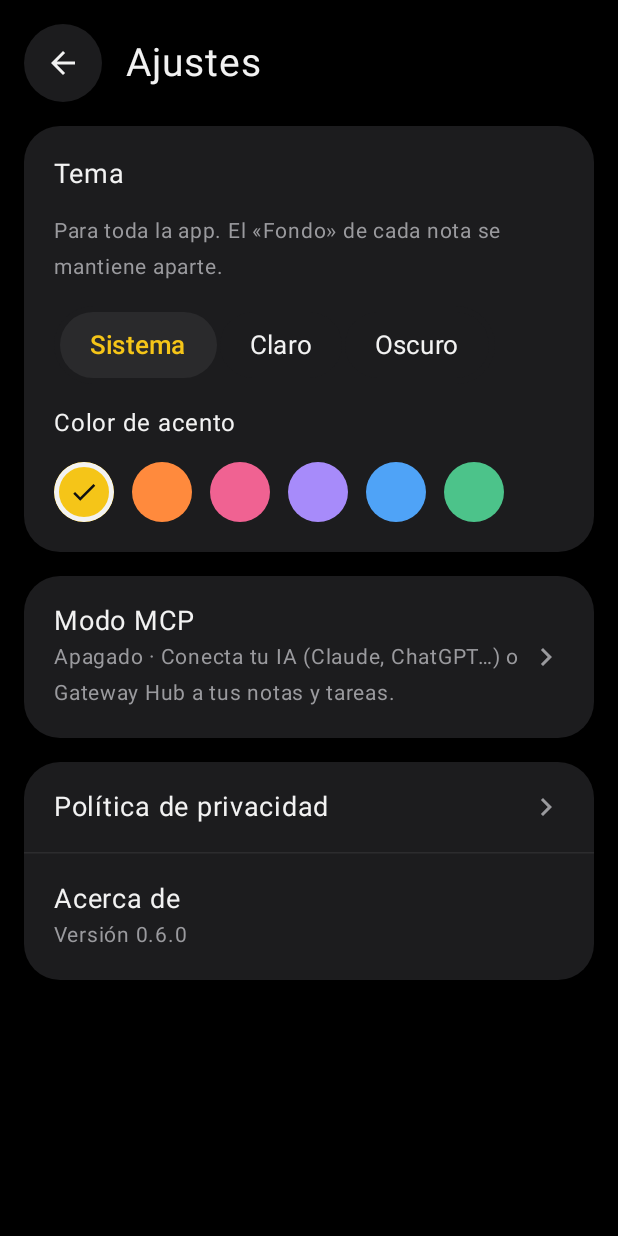
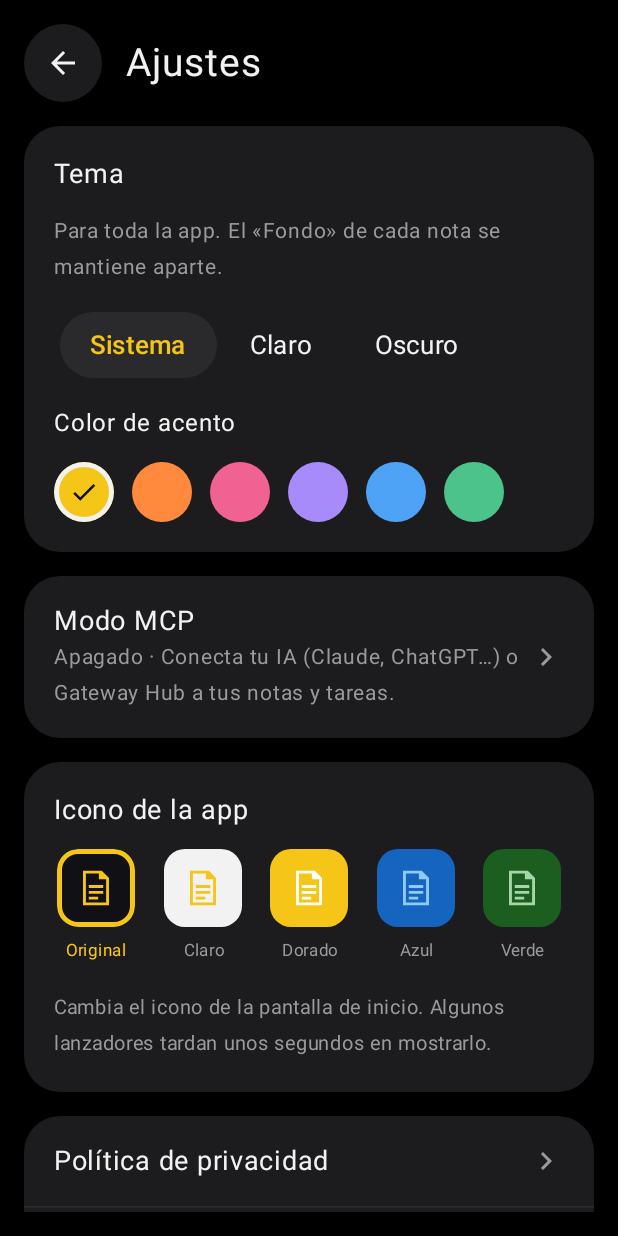
Before and after one commit to SiriusMagic/Notas.mcp, an Android app built with Jetpack Compose: the composable SettingsScreen shown on its own in the app's theme, on a phone screen of 412 x 824 dp. Run offline under Robolectric (Android 15) with nearby library versions, the phone set to English and light mode, and no system bars.

Commit message:
Conectar todas, herramientas para Lucía sin internet e icono a elegir (código; el APK sale con la versión)
Co-Authored-By: Claude Opus 5.5 <noreply@anthropic.com>
Claude-Session: https://claude.ai/code/session_01Sw3PuAAs1rErXYEhiBaEns

```diff
--- /dev/null
+++ b/android/app/src/main/java/com/zirakusa/notas/AppIcon.kt
@@ -0,0 +1,91 @@
+package com.zirakusa.notas
+
+import android.content.ComponentName
+import android.content.Context
+import android.content.pm.PackageManager
+import androidx.compose.foundation.Image
+import androidx.compose.foundation.background
+import androidx.compose.foundation.border
+import androidx.compose.foundation.clickable
+import androidx.compose.foundation.layout.Arrangement
+import androidx.compose.foundation.layout.Box
+import androidx.compose.foundation.layout.Column
+import androidx.compose.foundation.layout.Row
+import androidx.compose.foundation.layout.fillMaxWidth
+import androidx.compose.foundation.layout.padding
+import androidx.compose.foundation.layout.size
+import androidx.compose.foundation.shape.RoundedCornerShape
+import androidx.compose.material3.Text
+import androidx.compose.runtime.Composable
+import androidx.compose.runtime.getValue
+import androidx.compose.runtime.mutableStateOf
+import androidx.compose.runtime.setValue
+import androidx.compose.ui.Alignment
+import androidx.compose.ui.Modifier
+import androidx.compose.ui.draw.clip
+import androidx.compose.ui.graphics.Color
+import androidx.compose.ui.platform.LocalContext
+import androidx.compose.ui.res.painterResource
+import androidx.compose.ui.res.stringResource
+import androidx.compose.ui.text.style.TextAlign
+import androidx.compose.ui.unit.dp
+import androidx.compose.ui.unit.sp
+
+/**
+ * The app's launcher icons: its own drawing in five colour styles. Each is an `activity-alias` in the manifest; exactly
+ * one is enabled. Alias names never change (Android keeps the enabled state by name).
+ */
+enum class AppIcon(val alias: String, val label: Int, val preview: Int, val background: Long) {
+    ORIGINAL("Home", R.string.icon_original, R.drawable.ic_launcher_foreground, 0),
+    LIGHT("HomeClaro", R.string.icon_light, R.drawable.ic_launcher_foreground_light, 0xFFF2F2F2),
+    GOLD("HomeDorado", R.string.icon_gold, R.drawable.ic_launcher_foreground_gold, 0xFFF5C518),
+    BLUE("HomeAzul", R.string.icon_blue, R.drawable.ic_launcher_foreground_blue, 0xFF1565C0),
+    GREEN("HomeVerde", R.string.icon_green, R.drawable.ic_launcher_foreground_green, 0xFF1B5E20);
+
+    private fun component(context: Context) = ComponentName(context.packageName, "com.zirakusa.notas.$alias")
+    fun isEnabled(context: Context): Boolean = when (context.packageManager.getComponentEnabledSetting(component(context))) {
+        PackageManager.COMPONENT_ENABLED_STATE_ENABLED -> true
+        PackageManager.COMPONENT_ENABLED_STATE_DEFAULT -> this == ORIGINAL           // as the manifest says
+        else -> false
+    }
+
+    companion object {
+        var current by mutableStateOf(ORIGINAL); private set
+
+        /** Reads the enabled one; if none is (an odd update), the original comes back so the app never loses its icon. */
+        fun load(context: Context) { val on = entries.firstOrNull { it.isEnabled(context) }; if (on == null) apply(context, ORIGINAL) else current = on }
+
+        /** Enables [icon] first and then disables the others, without closing the app. Launchers refresh on their own. */
+        fun apply(context: Context, icon: AppIcon) {
+            val pm = context.packageManager
+            pm.setComponentEnabledSetting(icon.component(context), PackageManager.COMPONENT_ENABLED_STATE_ENABLED, PackageManager.DONT_KILL_APP)
+            entries.filter { it != icon }.forEach {
+                pm.setComponentEnabledSetting(it.component(context), PackageManager.COMPONENT_ENABLED_STATE_DISABLED, PackageManager.DONT_KILL_APP)
+            }
+            current = icon
+        }
+    }
+}
+
+/** «Icono de la app»: the five icons; a tap changes the home-screen icon. */
+@Composable fun IconCard(card: Color, text: Color, muted: Color, accent: Color, original: Color = Color(0xFF1A1A1A)) {
+    val context = LocalContext.current
+    Column(Modifier.fillMaxWidth().clip(RoundedCornerShape(24.dp)).background(card).padding(20.dp), verticalArrangement = Arrangement.spacedBy(12.dp)) {
+        Text(stringResource(R.string.icon_title), color = text, fontSize = 18.sp)
+        Row(Modifier.fillMaxWidth(), horizontalArrangement = Arrangement.SpaceBetween) {
+            AppIcon.entries.forEach { icon ->
+                val on = icon == AppIcon.current
+                val name = stringResource(icon.label)
+                Column(Modifier.clip(RoundedCornerShape(14.dp)).clickable(onClickLabel = name) { AppIcon.apply(context, icon) }.padding(2.dp),
+                    horizontalAlignment = Alignment.CenterHorizontally, verticalArrangement = Arrangement.spacedBy(4.dp)) {
+                    Box(Modifier.size(52.dp).clip(RoundedCornerShape(14.dp)).background(if (icon.background == 0L) original else Color(icon.background))
+                        .border(if (on) 3.dp else 0.dp, if (on) accent else Color.Transparent, RoundedCornerShape(14.dp)), contentAlignment = Alignment.Center) {
+                        Image(painterResource(icon.preview), null, Modifier.size(52.dp))
+                    }
+                    Text(name, color = if (on) accent else muted, fontSize = 11.sp, textAlign = TextAlign.Center, maxLines = 1)
+                }
+            }
+        }
+        Text(stringResource(R.string.icon_hint), color = muted, fontSize = 13.sp)
+    }
+}
--- a/android/app/src/main/java/com/zirakusa/notas/MainActivity.kt
+++ b/android/app/src/main/java/com/zirakusa/notas/MainActivity.kt
@@ -42,6 +42,7 @@ class MainActivity : FragmentActivity() {
 
     override fun onCreate(savedInstanceState: Bundle?) {
         super.onCreate(savedInstanceState)
+        AppIcon.load(this)
         enableEdgeToEdge()
         val store = SqlNoteStore(this)
         val alarms = AlarmReminders(this)
--- a/android/app/src/main/java/com/zirakusa/notas/ui/screens/SettingsScreen.kt
+++ b/android/app/src/main/java/com/zirakusa/notas/ui/screens/SettingsScreen.kt
@@ -1,4 +1,6 @@
 package com.zirakusa.notas.ui.screens
+
+import com.zirakusa.notas.IconCard
 
 import androidx.compose.foundation.background
 import androidx.compose.foundation.clickable
@@ -85,6 +87,7 @@ import androidx.compose.ui.semantics.semantics
             }
             Item(stringResource(R.string.mcp_title), "$status · ${stringResource(R.string.mcp_settings_hint)}", onMcp)
         }
+        IconCard(NotesColors.Card, NotesColors.Text, NotesColors.Muted, NotesColors.Accent, androidx.compose.ui.graphics.Color(0xFF111015))
         Group {
             Item(stringResource(R.string.privacy), null) { privacy = true }
             HorizontalDivider(color = NotesColors.Chip)
--- /dev/null
+++ b/android/app/src/main/res/drawable/ic_launcher_foreground_blue.xml
@@ -0,0 +1,6 @@
+<!-- Notas: a page with three lines and a folded corner, in Stone's yellow. -->
+<vector xmlns:android="http://schemas.android.com/apk/res/android" android:width="108dp" android:height="108dp"
+    android:viewportWidth="108" android:viewportHeight="108">
+    <path android:fillColor="#90CAF9" android:pathData="M36,30h26l10,10v38h-36zM40,34v40h28v-32h-10v-8z" />
+    <path android:fillColor="#90CAF9" android:pathData="M44,50h20v4h-20zM44,58h20v4h-20zM44,66h13v4h-13z" />
+</vector>
--- /dev/null
+++ b/android/app/src/main/res/drawable/ic_launcher_foreground_gold.xml
@@ -0,0 +1,6 @@
+<!-- Notas: a page with three lines and a folded corner, in Stone's yellow. -->
+<vector xmlns:android="http://schemas.android.com/apk/res/android" android:width="108dp" android:height="108dp"
+    android:viewportWidth="108" android:viewportHeight="108">
+    <path android:fillColor="#FFFFFF" android:pathData="M36,30h26l10,10v38h-36zM40,34v40h28v-32h-10v-8z" />
+    <path android:fillColor="#FFFFFF" android:pathData="M44,50h20v4h-20zM44,58h20v4h-20zM44,66h13v4h-13z" />
+</vector>
--- /dev/null
+++ b/android/app/src/main/res/drawable/ic_launcher_foreground_green.xml
@@ -0,0 +1,6 @@
+<!-- Notas: a page with three lines and a folded corner, in Stone's yellow. -->
+<vector xmlns:android="http://schemas.android.com/apk/res/android" android:width="108dp" android:height="108dp"
+    android:viewportWidth="108" android:viewportHeight="108">
+    <path android:fillColor="#A5D6A7" android:pathData="M36,30h26l10,10v38h-36zM40,34v40h28v-32h-10v-8z" />
+    <path android:fillColor="#A5D6A7" android:pathData="M44,50h20v4h-20zM44,58h20v4h-20zM44,66h13v4h-13z" />
+</vector>
--- /dev/null
+++ b/android/app/src/main/res/drawable/ic_launcher_foreground_light.xml
@@ -0,0 +1,6 @@
+<!-- Notas: a page with three lines and a folded corner, in Stone's yellow. -->
+<vector xmlns:android="http://schemas.android.com/apk/res/android" android:width="108dp" android:height="108dp"
+    android:viewportWidth="108" android:viewportHeight="108">
+    <path android:fillColor="#F5C518" android:pathData="M36,30h26l10,10v38h-36zM40,34v40h28v-32h-10v-8z" />
+    <path android:fillColor="#F5C518" android:pathData="M44,50h20v4h-20zM44,58h20v4h-20zM44,66h13v4h-13z" />
+</vector>
--- /dev/null
+++ b/android/app/src/main/res/mipmap-anydpi/ic_launcher_blue.xml
@@ -0,0 +1,5 @@
+<adaptive-icon xmlns:android="http://schemas.android.com/apk/res/android">
+    <background android:drawable="@color/launcher_background_blue" />
+    <foreground android:drawable="@drawable/ic_launcher_foreground_blue" />
+    <monochrome android:drawable="@drawable/ic_launcher_foreground" />
+</adaptive-icon>
--- /dev/null
+++ b/android/app/src/main/res/mipmap-anydpi/ic_launcher_gold.xml
@@ -0,0 +1,5 @@
+<adaptive-icon xmlns:android="http://schemas.android.com/apk/res/android">
+    <background android:drawable="@color/launcher_background_gold" />
+    <foreground android:drawable="@drawable/ic_launcher_foreground_gold" />
+    <monochrome android:drawable="@drawable/ic_launcher_foreground" />
+</adaptive-icon>
--- /dev/null
+++ b/android/app/src/main/res/mipmap-anydpi/ic_launcher_green.xml
@@ -0,0 +1,5 @@
+<adaptive-icon xmlns:android="http://schemas.android.com/apk/res/android">
+    <background android:drawable="@color/launcher_background_green" />
+    <foreground android:drawable="@drawable/ic_launcher_foreground_green" />
+    <monochrome android:drawable="@drawable/ic_launcher_foreground" />
+</adaptive-icon>
--- /dev/null
+++ b/android/app/src/main/res/mipmap-anydpi/ic_launcher_light.xml
@@ -0,0 +1,5 @@
+<adaptive-icon xmlns:android="http://schemas.android.com/apk/res/android">
+    <background android:drawable="@color/launcher_background_light" />
+    <foreground android:drawable="@drawable/ic_launcher_foreground_light" />
+    <monochrome android:drawable="@drawable/ic_launcher_foreground" />
+</adaptive-icon>
--- a/android/app/src/main/res/values/colors.xml
+++ b/android/app/src/main/res/values/colors.xml
@@ -1,3 +1,8 @@
 <resources>
     <color name="launcher_background">#111015</color>
+    <!-- The other launcher icons (Ajustes › Icono de la app). -->
+    <color name="launcher_background_light">#F2F2F2</color>
+    <color name="launcher_background_gold">#F5C518</color>
+    <color name="launcher_background_blue">#1565C0</color>
+    <color name="launcher_background_green">#1B5E20</color>
 </resources>
--- a/android/app/src/main/res/values/strings.xml
+++ b/android/app/src/main/res/values/strings.xml
@@ -171,4 +171,11 @@
     <string name="summary_empty">No tienes pendientes</string>
     <string name="summary_permission">Resumen para Inicio</string>
     <string name="act_permission">Órdenes entre apps de la familia</string>
+    <string name="icon_title">Icono de la app</string>
+    <string name="icon_original">Original</string>
+    <string name="icon_light">Claro</string>
+    <string name="icon_gold">Dorado</string>
+    <string name="icon_blue">Azul</string>
+    <string name="icon_green">Verde</string>
+    <string name="icon_hint">Cambia el icono de la pantalla de inicio. Algunos lanzadores tardan unos segundos en mostrarlo.</string>
 </resources>
```
Also changed, not shown: android/app/src/main/AndroidManifest.xml (+37 -4 lines), android/app/src/main/java/com/zirakusa/notas/mcp/HubLink.kt (+16 -2 lines), android/app/src/main/java/com/zirakusa/notas/mcp/McpMode.kt (+16 -0 lines), 3 other files.
